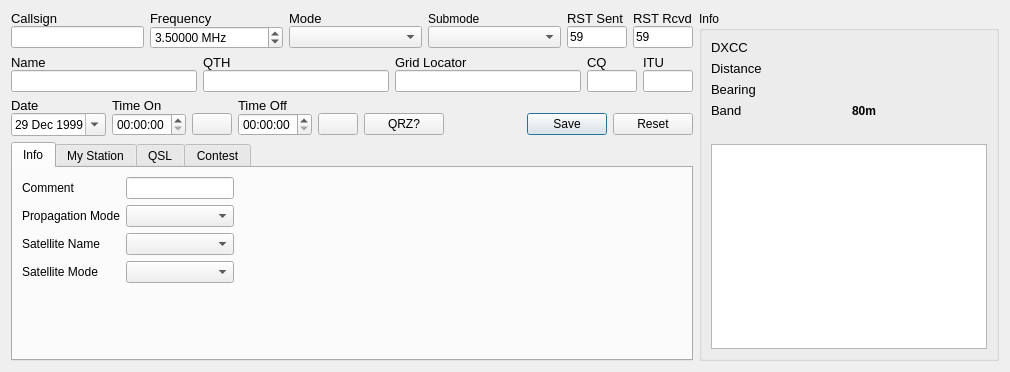
This is ui/NewContactWidget.ui in 7h0ma5/QLog as Qt 5 draws it before an edit. The edited form follows.
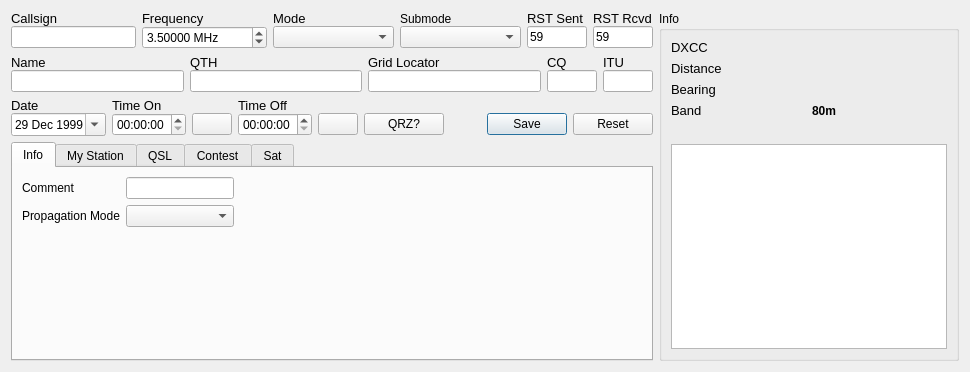
This is the edited form. The open tabs and pages were chosen to show the change. Icons and pictures are not drawn. Custom widgets are drawn as their Qt base class.

Patch:
```diff
--- a/ui/NewContactWidget.ui
+++ b/ui/NewContactWidget.ui
@@ -6,7 +6,7 @@
    <rect>
     <x>0</x>
     <y>0</y>
-    <width>1010</width>
+    <width>970</width>
     <height>372</height>
    </rect>
   </property>
@@ -589,7 +589,7 @@
        </property>
        <property name="dateTime">
         <datetime>
-         <hour>15</hour>
+         <hour>14</hour>
          <minute>0</minute>
          <second>0</second>
          <year>1999</year>
@@ -671,15 +671,25 @@
    <item row="3" column="0">
     <widget class="QTabWidget" name="tabWidget_2">
      <property name="currentIndex">
-      <number>0</number>
+      <number>1</number>
      </property>
      <widget class="QWidget" name="tab">
       <attribute name="title">
        <string>Info</string>
       </attribute>
       <layout class="QGridLayout" name="gridLayout_12">
-       <item row="3" column="1">
-        <widget class="QComboBox" name="comboBox_5"/>
+       <item row="2" column="1">
+        <spacer name="spacer">
+         <property name="orientation">
+          <enum>Qt::Vertical</enum>
+         </property>
+         <property name="sizeHint" stdset="0">
+          <size>
+           <width>0</width>
+           <height>0</height>
+          </size>
+         </property>
+        </spacer>
        </item>
        <item row="0" column="1">
         <widget class="QLineEdit" name="commentEdit">
@@ -691,6 +701,16 @@
          </property>
         </widget>
        </item>
+       <item row="1" column="1">
+        <widget class="QComboBox" name="propagationModeEdit"/>
+       </item>
+       <item row="0" column="0">
+        <widget class="QLabel" name="label_8">
+         <property name="text">
+          <string>Comment</string>
+         </property>
+        </widget>
+       </item>
        <item row="0" column="4">
         <spacer name="horizontalSpacer_5">
          <property name="orientation">
@@ -711,46 +731,6 @@
          </property>
         </widget>
        </item>
-       <item row="3" column="0">
-        <widget class="QLabel" name="label_7">
-         <property name="text">
-          <string>Satellite Mode</string>
-         </property>
-        </widget>
-       </item>
-       <item row="0" column="0">
-        <widget class="QLabel" name="label_8">
-         <property name="text">
-          <string>Comment</string>
-         </property>
-        </widget>
-       </item>
-       <item row="1" column="1">
-        <widget class="QComboBox" name="propagationModeEdit"/>
-       </item>
-       <item row="2" column="0">
-        <widget class="QLabel" name="label_6">
-         <property name="text">
-          <string>Satellite Name</string>
-         </property>
-        </widget>
-       </item>
-       <item row="2" column="1">
-        <widget class="QComboBox" name="comboBox_4"/>
-       </item>
-       <item row="4" column="1">
-        <spacer name="spacer">
-         <property name="orientation">
-          <enum>Qt::Vertical</enum>
-         </property>
-         <property name="sizeHint" stdset="0">
-          <size>
-           <width>0</width>
-           <height>0</height>
-          </size>
-         </property>
-        </spacer>
-       </item>
       </layout>
      </widget>
      <widget class="QWidget" name="tab_3">
@@ -1012,6 +992,33 @@
        </item>
       </layout>
      </widget>
+     <widget class="QWidget" name="tab_2">
+      <attribute name="title">
+       <string>Sat</string>
+      </attribute>
+      <layout class="QFormLayout" name="formLayout">
+       <item row="0" column="0">
+        <widget class="QLabel" name="label_6">
+         <property name="text">
+          <string>Satellite Name</string>
+         </property>
+        </widget>
+       </item>
+       <item row="0" column="1">
+        <widget class="QComboBox" name="comboBox_4"/>
+       </item>
+       <item row="1" column="0">
+        <widget class="QLabel" name="label_7">
+         <property name="text">
+          <string>Satellite Mode</string>
+         </property>
+        </widget>
+       </item>
+       <item row="1" column="1">
+        <widget class="QComboBox" name="comboBox_5"/>
+       </item>
+      </layout>
+     </widget>
     </widget>
    </item>
   </layout>
```
Left out of the diff: 2 changed lines with no effect on the pictures.
